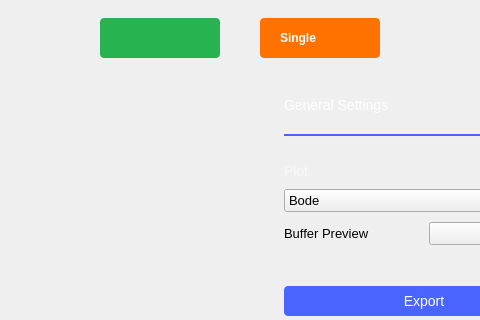
Old version of the form ui/network_analyzer.ui in the repository analogdevicesinc/scopy; both pictures show x 604 to 1084 and y 0 to 320 of the 1188 by 654 pixel window.
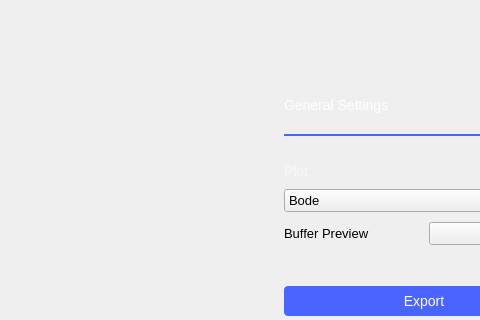
New version of the form. Icons and pictures are not drawn. Custom widgets are drawn as their Qt base class.

Commit message: NetworkAnalyzer: replace old run/single buttons with a RunSingleWidget

```diff
--- a/ui/network_analyzer.ui
+++ b/ui/network_analyzer.ui
@@ -136,98 +136,7 @@
          </spacer>
         </item>
         <item>
-         <widget class="QPushButton" name="run_button">
-          <property name="layoutDirection">
-           <enum>Qt::RightToLeft</enum>
-          </property>
-          <property name="styleSheet">
-           <string notr="true">QPushButton {
-  width: 80px;
-  height: 40px;
-  border-radius: 4px;
-  background-color: #27b34f;
-  color: white;
-  
-  font-weight: bold;
-
-  text-align: left;
-  padding-left: 20px;
-  padding-right: 20px;
-  qproperty-text: &quot;Run&quot;;
-}
-
-QPushButton[running=true] {
-  qproperty-text: &quot;Stop&quot;;
-  background-color: #F45000;
-}
-
-QPushButton:disabled {
-  background-color: grey;
-}</string>
-          </property>
-          <property name="icon">
-           <iconset resource="../resources/resources.qrc">
-            <normaloff>:/icons/ico-play.svg</normaloff>
-            <normalon>:/icons/ico-stop.svg</normalon>:/icons/ico-play.svg</iconset>
-          </property>
-          <property name="iconSize">
-           <size>
-            <width>8</width>
-            <height>10</height>
-           </size>
-          </property>
-          <property name="checkable">
-           <bool>true</bool>
-          </property>
-         </widget>
-        </item>
-        <item>
-         <widget class="QPushButton" name="single_button">
-          <property name="layoutDirection">
-           <enum>Qt::RightToLeft</enum>
-          </property>
-          <property name="styleSheet">
-           <string notr="true">QPushButton {
-  width: 80px;
-  height: 40px;
-  border-radius: 4px;
-  background-color: #ff7200;
-  color: white;
-  
-  font-weight: bold;
-
-  text-align: left;
-  padding-left: 20px;
-  padding-right: 20px;
-  qproperty-text: &quot;Single&quot;;
-}
-
-QPushButton[running=true] {
-  qproperty-text: &quot;Stop&quot;;
-  background-color: #F45000;
-}
-
-QPushButton:disabled {
-  background-color: grey;
-}</string>
-          </property>
-          <property name="text">
-           <string>Single</string>
-          </property>
-          <property name="icon">
-           <iconset resource="../resources/resources.qrc">
-            <normaloff>:/icons/ico-oneshot.svg</normaloff>:/icons/ico-oneshot.svg</iconset>
-          </property>
-          <property name="iconSize">
-           <size>
-            <width>8</width>
-            <height>10</height>
-           </size>
-          </property>
-          <property name="checkable">
-           <bool>true</bool>
-          </property>
-         </widget>
+         <widget class="adiscope::RunSingleWidget" name="runSingleWidget" native="true"/>
         </item>
         <item>
          <widget class="QWidget" name="menuButtonsWidget" native="true">
@@ -2283,6 +2192,12 @@
    <extends>QPushButton</extends>
    <header>customPushButton.hpp</header>
   </customwidget>
+  <customwidget>
+   <class>adiscope::RunSingleWidget</class>
+   <extends>QWidget</extends>
+   <header>runsinglewidget.h</header>
+   <container>1</container>
+  </customwidget>
   <customwidget>
    <class>adiscope::CustomSwitch</class>
    <extends>QPushButton</extends>
```
The commit also changes 2 other files.
